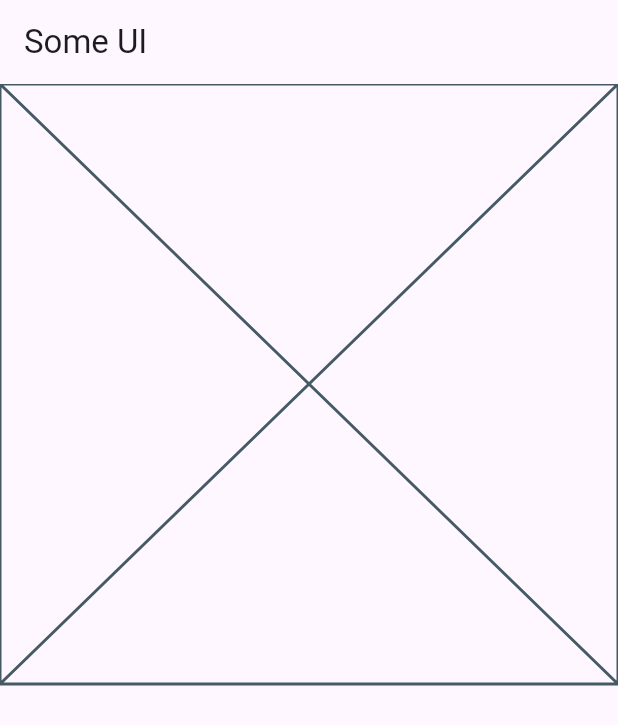
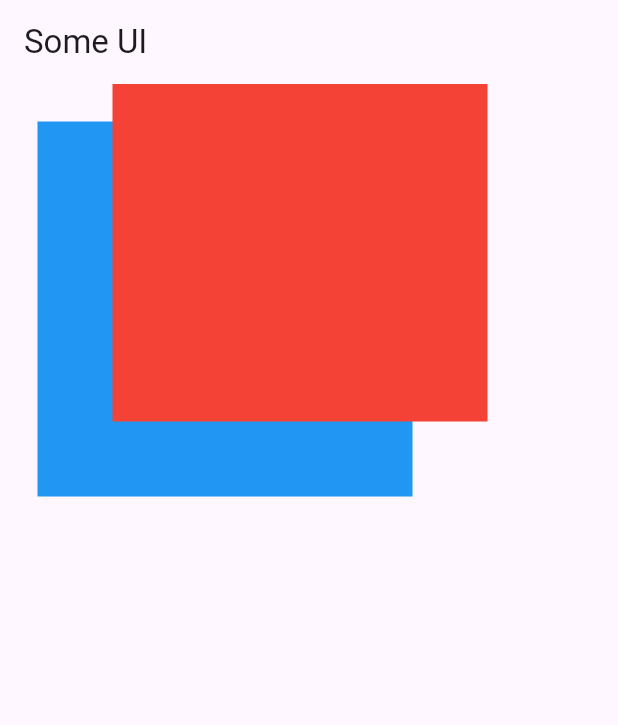
Before and after one commit to MelanieAppAkademie/stacks_buttons_transforms, a Flutter app: the screen it shows after launch, on a phone screen of 412 x 824 dp. Shown: the top 725 px of the screen. Run offline on Flutter 3.47's test engine with Material 3 defaults, Android fonts, the phone set to English and light mode, and no system bars.

Commit message:
stack positioned

```diff
--- a/lib/src/features/stack/presentation/stack_screen.dart
+++ b/lib/src/features/stack/presentation/stack_screen.dart
@@ -5,6 +5,25 @@
 
   @override
   Widget build(BuildContext context) {
-    return const Placeholder();
+    return SizedBox(
+      width: 300,
+      height: 300,
+      // Verwenden Sie ein Stack-Widget, um Widgets zu überlappen
+      child: Center(
+        child: Stack(
+          clipBehavior: Clip.none,
+          children: [
+            // Der erste Container (unten im Stack)
+            Container(width: 250, height: 250, color: Colors.blue),
+            // Der zweite Container (oben im Stack), der den ersten überlappt
+            Positioned(
+              top: -50,
+              left: 50,
+              child: Container(width: 250, height: 250, color: Colors.red),
+            ),
+          ],
+        ),
+      ),
+    );
   }
 }
--- a/pubspec.yaml
+++ b/pubspec.yaml
@@ -16,4 +16,6 @@
   flutter_lints: ^5.0.0
 
 flutter:
-  uses-material-design: true
+  assets:
+    - assets/
+    - assets/images/
```
Also changed, not shown: assets/images/gelbes-geschenk-mit-goldenem-band-symbolzeichen-oder-symbol-3d-hintergrundillustration_56104-2422.jpg (added).
